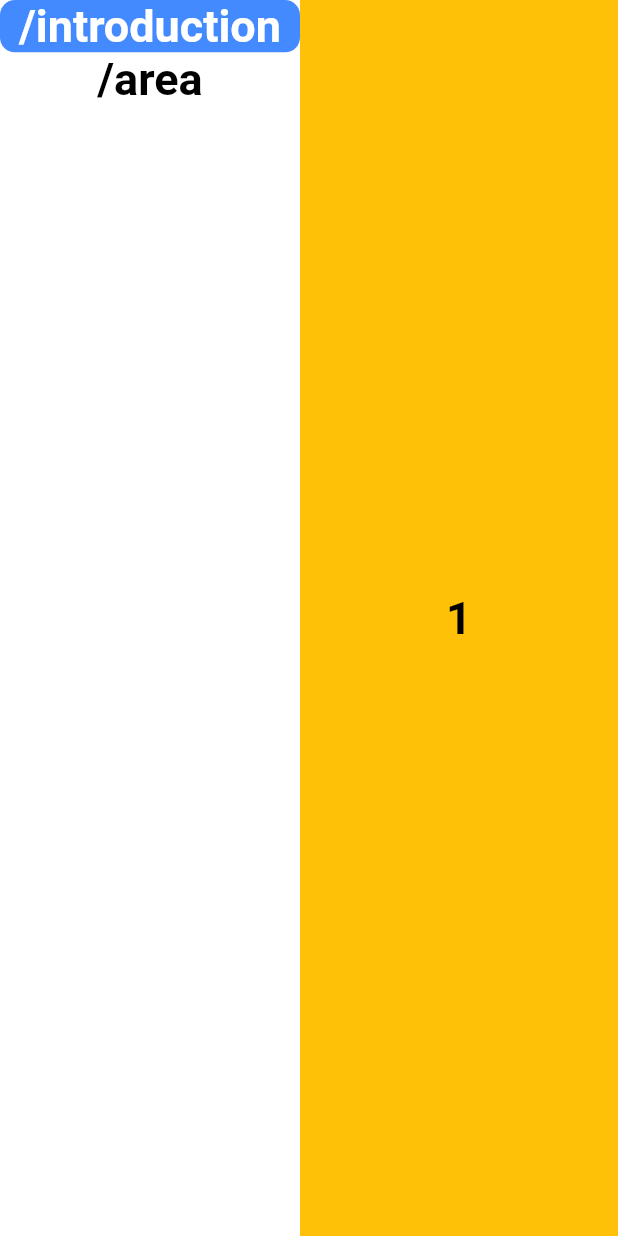
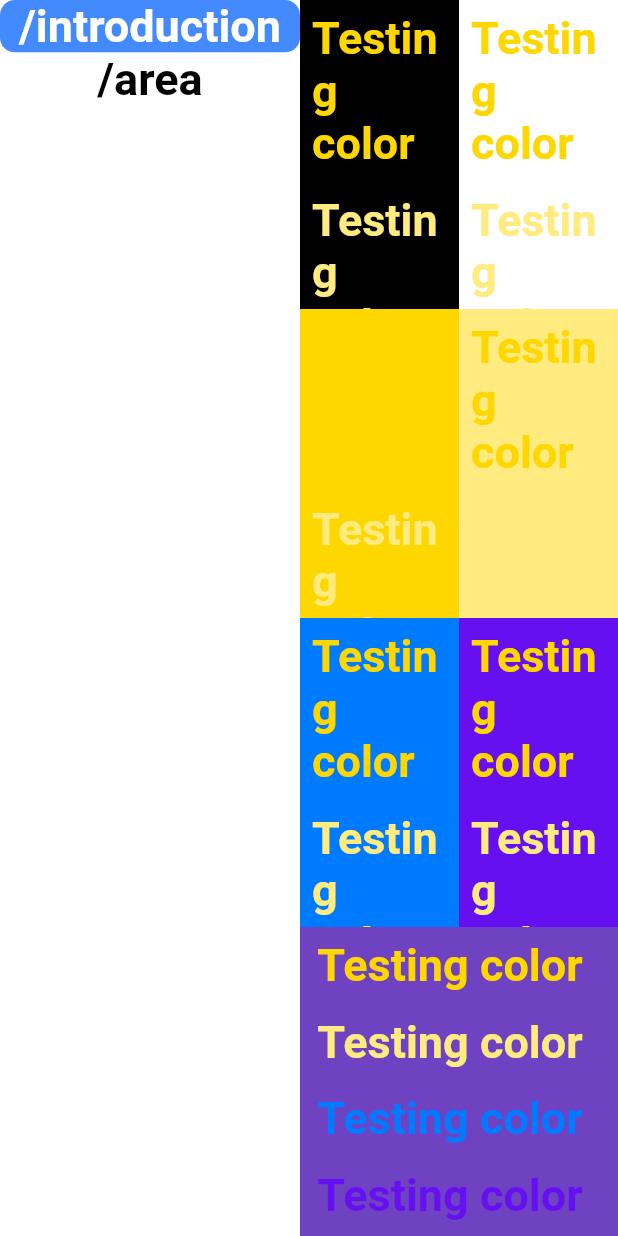
Before and after one commit to DHung79/nhat_tin_web, a Flutter app: the screen it shows after launch, on a phone screen of 412 x 824 dp. Run offline on Flutter 3.47's test engine with Material 2 defaults, Android fonts, the phone set to English and light mode, and no system bars; drawn by our look-alikes of oktoast; our stand-ins replace equatable, get_it, google_fonts, logger, package_info_plus, shared_preferences.

Commit message:
setup color

```diff
--- a/lib/home_screen_02.dart
+++ b/lib/home_screen_02.dart
@@ -15,7 +15,7 @@ class HomeScreen2 extends StatelessWidget {
 
   @override
   Widget build(BuildContext context) {
-    final tags = ['1', '2', '3'];
+    final tags = ['1'];
 
     return Scaffold(
       backgroundColor: Colors.white,
@@ -86,15 +86,7 @@ class HomeScreen2 extends StatelessWidget {
                     tagNotifier: tagNotifier,
                     tagContent: const [
                       Tag2(
-                        title: '1',
-                        color: Colors.amber,
-                      ),
-                      Tag2(
-                        title: '2',
-                        color: Colors.amber,
-                      ),
-                      Tag2(
-                        title: '3',
+                        title: 'Testing color',
                         color: Colors.amber,
                       ),
                     ],
--- a/lib/main.dart
+++ b/lib/main.dart
@@ -28,8 +28,8 @@ navigateTo(String route) async {
   locator<AppRouterDelegate>().navigateTo(route);
 }
 
-getTagsOfRoute(String route) async {
-  locator<AppRouterDelegate>().getTagsOfRoute(route);
+List<String> getTagsOfRoute(String route) {
+  return locator<AppRouterDelegate>().getTagsOfRoute(route);
 }
 
 final List<Locale> supportedLocales = <Locale>[
--- a/lib/routers/app_router_delegate.dart
+++ b/lib/routers/app_router_delegate.dart
@@ -1,4 +1,5 @@
 import 'package:flutter/material.dart';
+import 'package:nhat_tin_web/screens/introduction_screen/introduction_screen.dart';
 import '../home_screen.dart';
 import '../home_screen_02.dart';
 import '../screens/unknown_screen/unknown_screen.dart';
@@ -12,6 +13,7 @@ class AppRouterDelegate extends RouterDelegate<AppRoutePath>
   @override
   final GlobalKey<NavigatorState> navigatorKey = GlobalKey<NavigatorState>();
   final ValueNotifier<NavigatorType?> _tagNotifier = ValueNotifier(null);
+
   AppRouterDelegate() {
     Listenable.merge([
       _tagNotifier,
@@ -66,12 +68,12 @@ class AppRouterDelegate extends RouterDelegate<AppRoutePath>
       if (route.length > introductionRoute.length) {
         final tag = route.substring(introductionRoute.length + 1, route.length);
         if (getTagsOfRoute(introductionRoute).contains(tag)) {
-          return HomeScreen2(tagNotifier: _tagNotifier);
+          return IntroductionScreen(tagNotifier: _tagNotifier);
         } else {
           return const UnknownScreen();
         }
       }
-      return HomeScreen2(tagNotifier: _tagNotifier);
+      return IntroductionScreen(tagNotifier: _tagNotifier);
     }
 
     if (route.startsWith(areaRoute)) {
--- a/lib/screens/layout_template/content_screen.dart
+++ b/lib/screens/layout_template/content_screen.dart
@@ -1,5 +1,7 @@
+import 'package:flutter/foundation.dart';
 import 'package:flutter/material.dart';
 import '../../main.dart';
+import '../../routers/navigator_type.dart';
 import '../../theme/app_theme.dart';
 import 'components/top_navigation_bar.dart';
 import 'components/sidebar.dart';
@@ -7,11 +9,15 @@ import 'components/sidebar.dart';
 class PageTemplate extends StatefulWidget {
   final Widget child;
   final String route;
+  final Widget? wellcome;
+  final ValueListenable<NavigatorType?> tagNotifier;
 
   const PageTemplate({
     Key? key,
     required this.child,
     required this.route,
+    this.wellcome,
+    required this.tagNotifier,
   }) : super(key: key);
 
   @override
@@ -36,17 +42,21 @@ class _PageTemplateState extends State<PageTemplate> {
   }
 
   Widget _buildContent() {
+    final color = AppColor.blue1;
     return Container(
       color: AppColor.white,
       child: Column(
         children: [
-          const TopNavigationBar(),
+          TopNavigationBar(color: color),
+          widget.wellcome ??
               Expanded(
                 child: Row(
                   crossAxisAlignment: CrossAxisAlignment.stretch,
                   children: [
                     SideBar(
+                      color: color,
                       route: widget.route,
+                      tagNotifier: widget.tagNotifier,
                     ),
                     Expanded(child: widget.child),
                   ],
--- a/lib/screens/tag2/tag2.dart
+++ b/lib/screens/tag2/tag2.dart
@@ -1,4 +1,5 @@
 import 'package:flutter/material.dart';
+import 'package:nhat_tin_web/theme/app_theme.dart';
 
 class Tag2 extends StatelessWidget {
   final Color? color;
@@ -8,15 +9,99 @@ class Tag2 extends StatelessWidget {
   @override
   Widget build(BuildContext context) {
     return Container(
-      color: color ?? Colors.white,
-      child: Center(
-        child: Text(
-          title,
-          style: const TextStyle(
-            fontSize: 30,
-            color: Colors.black,
-            fontWeight: FontWeight.bold,
+      color: AppColor.white,
+      child: Column(
+        children: [
+          Expanded(
+            flex: 1,
+            child: Row(
+              children: [
+                _buildBoxColor(
+                  backgroundColor: AppColor.black,
+                ),
+                _buildBoxColor(
+                  backgroundColor: AppColor.white,
+                )
+              ],
+            ),
           ),
+          Expanded(
+            flex: 1,
+            child: Row(
+              children: [
+                _buildBoxColor(
+                  backgroundColor: AppColor.yellow1,
+                ),
+                _buildBoxColor(
+                  backgroundColor: AppColor.yellow2,
+                )
+              ],
+            ),
+          ),
+          Expanded(
+            flex: 1,
+            child: Row(
+              children: [
+                _buildBoxColor(
+                  backgroundColor: AppColor.blue1,
+                ),
+                _buildBoxColor(
+                  backgroundColor: AppColor.blue2,
+                ),
+              ],
+            ),
+          ),
+          Expanded(
+            flex: 1,
+            child: Row(
+              children: [
+                _buildBoxColor(
+                  backgroundColor: AppColor.blue3,
+                ),
+              ],
+            ),
+          ),
+        ],
+      ),
+    );
+  }
+
+  Widget _buildBoxColor({
+    Color? backgroundColor,
+  }) {
+    final textColors = [
+      AppColor.yellow1,
+      AppColor.yellow2,
+      AppColor.blue1,
+      AppColor.blue2,
+      AppColor.blue3,
+      AppColor.black,
+      AppColor.white,
+    ];
+    return Expanded(
+      flex: 1,
+      child: Container(
+        color: backgroundColor,
+        child: Wrap(
+          children: [
+            for (var textColor in textColors)
+              SizedBox(
+                width: 200,
+                child: Padding(
+                  padding: const EdgeInsets.all(8),
+                  child: Center(
+                    child: Text(
+                      title,
+                      style: TextStyle(
+                        fontSize: 30,
+                        color: textColor,
+                        fontWeight: FontWeight.bold,
+                      ),
+                    ),
+                  ),
+                ),
+              ),
+          ],
         ),
       ),
     );
```
Also changed, not shown: lib/screens/introduction_screen/introduction_screen.dart (added, +29 -0 lines), lib/screens/layout_template/components/sidebar.dart (+64 -25 lines), lib/screens/layout_template/components/top_navigation_bar.dart (+19 -19 lines), lib/screens/wellcome_screen/wellcome_screen.dart (added, +40 -0 lines), 2 other files. Lines whose indentation alone changed are shown as unchanged.
